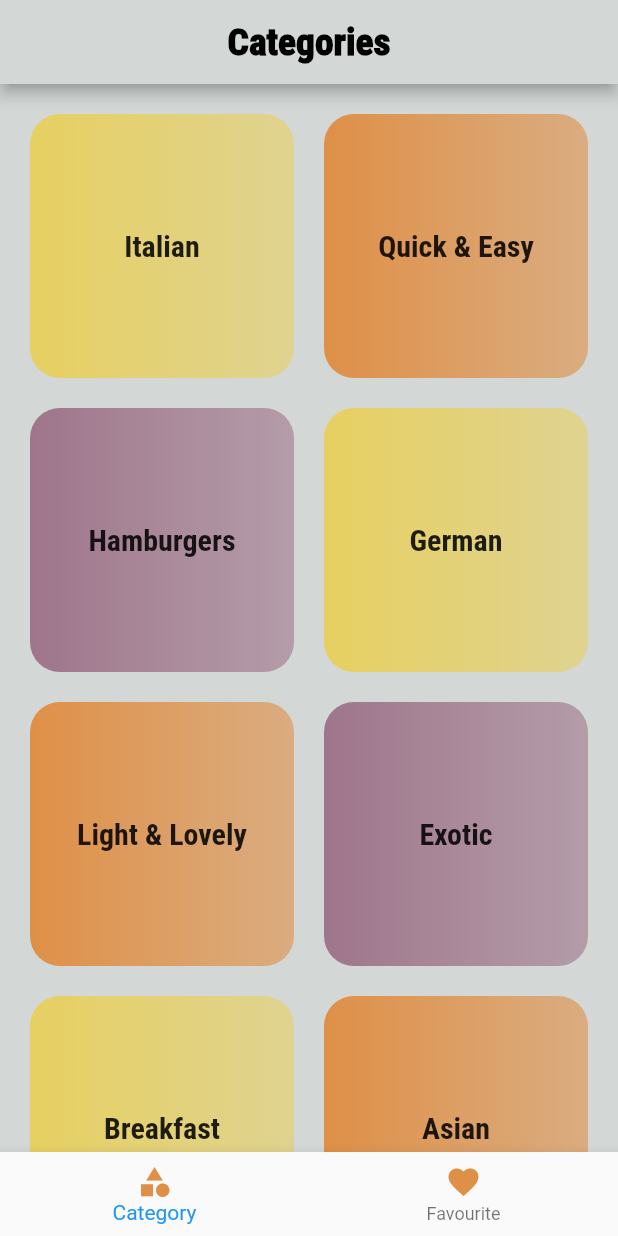
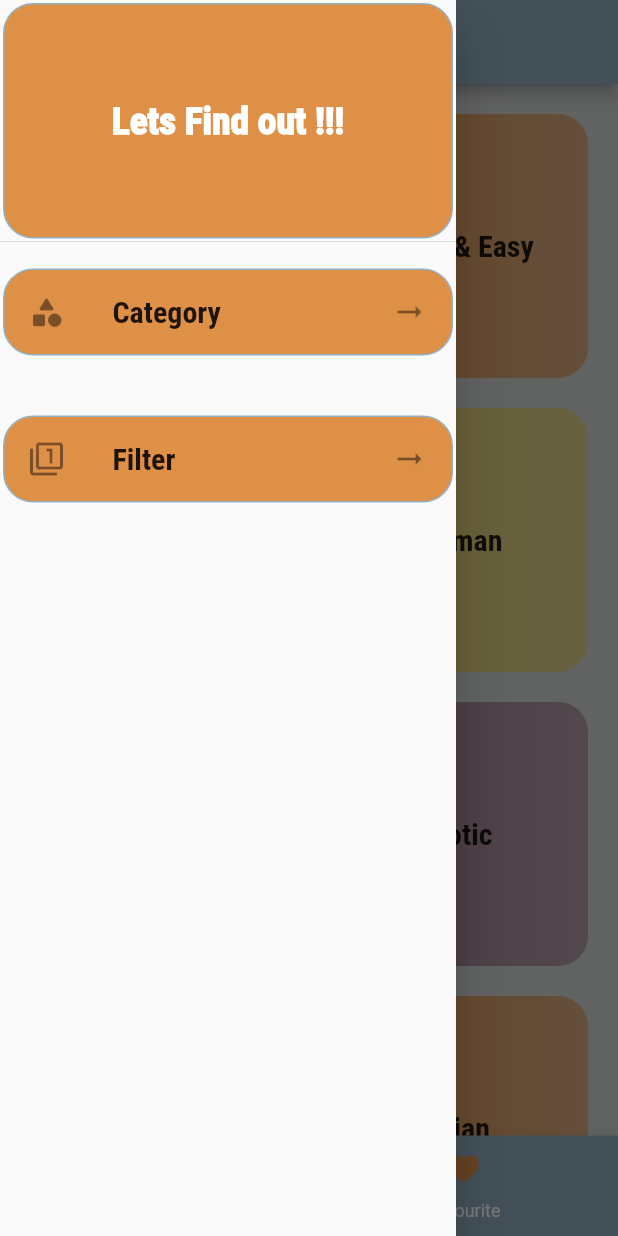
Before and after one commit to budda24/Meals-Sets-franek-, a Flutter app: the screen it shows after launch, with the side drawer open (before the commit the screen has no drawer), on a phone screen of 412 x 824 dp. Run offline on Flutter 3.47's test engine with Material 2 defaults, Android fonts, the phone set to English and light mode, and no system bars.

```diff
--- a/lib/consts/const.dart
+++ b/lib/consts/const.dart
@@ -8,8 +8,8 @@ const kBlueColor = Color(0xff93afc0);
 const kBlackColor = Colors.black;
 const kWhiteColor = Colors.white;
 
-const kTextMainTitle = TextStyle(fontFamily:'RobotoCondensed',fontSize: 25, fontWeight: FontWeight.w900, color: kBlackColor);
-const kTextSubTitle = TextStyle(fontFamily:'RobotoCondensed',fontSize: 20, fontWeight: FontWeight.w700);
+const kTextMainTitle = TextStyle(fontFamily:'RobotoCondensed',fontSize: 25, fontWeight: FontWeight.w900, color: kWhiteColor);
+const kTextSubTitle = TextStyle(fontFamily:'RobotoCondensed',fontSize: 20, fontWeight: FontWeight.w700,  );
 const kTextinParagraph= TextStyle(fontFamily:'Relaway',fontSize: 16);
 
 
--- a/lib/main.dart
+++ b/lib/main.dart
@@ -1,5 +1,6 @@
 
 import 'package:dishes_sets_franek/screens/categories_screen.dart';
+import 'package:dishes_sets_franek/screens/filter_screean.dart';
 import 'package:dishes_sets_franek/screens/meals_screen.dart';
 import 'package:dishes_sets_franek/consts/const.dart';
 import 'package:dishes_sets_franek/screens/meal_details_screen.dart';
@@ -26,6 +27,7 @@ class MyApp extends StatelessWidget {
         CategoriesScreen.id:(ctx)=> const CategoriesScreen(),
         MealScreen.id: (ctx) => const  MealScreen(),
         MealDetailsScreen.id: (ctx) =>  MealDetailsScreen(),
+        FilterScreean.id: (ctx) => const FilterScreean(),
 
       },
     );
--- a/lib/screens/categories_screen.dart
+++ b/lib/screens/categories_screen.dart
@@ -14,6 +14,14 @@ class CategoriesScreen extends StatelessWidget {
   Widget build(BuildContext context) {
     return Scaffold(
       backgroundColor: kMainColor,
+      /*appBar: AppBar(
+        backgroundColor: kBlueColor,
+        centerTitle: true,
+        title: const Text(
+          'Categories',
+          style: kTextMainTitle,
+        ),
+      ),*/
       body: GridView(
         padding: const EdgeInsets.all(20),
         gridDelegate: const SliverGridDelegateWithMaxCrossAxisExtent(
--- /dev/null
+++ b/lib/screens/drawer_screen.dart
@@ -0,0 +1,87 @@
+import 'package:dishes_sets_franek/consts/const.dart';
+import 'package:dishes_sets_franek/screens/categories_screen.dart';
+import 'package:flutter/material.dart';
+import 'package:flutter/widgets.dart';
+import 'filter_screean.dart';
+
+class DrawerWidget extends StatefulWidget {
+  const DrawerWidget({Key? key}) : super(key: key);
+
+  @override
+  _DrawerWidgetState createState() => _DrawerWidgetState();
+}
+
+class _DrawerWidgetState extends State<DrawerWidget> {
+  Widget drawerListTile(
+      {required String title,
+      required VoidCallback navigation,
+      required IconData icon}) {
+    return Container(
+      margin: EdgeInsets.symmetric(vertical: 10, horizontal: 2),
+      decoration: BoxDecoration(
+        color: kOrangeColor,
+        border: Border.all(
+          color: kBlueColor,
+        ),
+        borderRadius: const BorderRadius.all(
+          Radius.circular(20),
+        ),
+      ),
+      child: ListTile(
+        /*tileColor: kOrangeColor,*/
+        leading: Icon(icon),
+        title: Text(
+          title,
+          style: kTextSubTitle,
+        ),
+        trailing: const Icon(Icons.arrow_right_alt),
+        onTap: navigation,
+      ),
+    );
+  }
+
+  @override
+  Widget build(BuildContext context) {
+    return SafeArea(
+      child: Drawer(
+        child: Column(
+          children: [
+            DrawerHeader(
+              padding: EdgeInsets.all(2),
+              child: Container(
+                decoration: BoxDecoration(
+                    color: kOrangeColor,
+                    border: Border.all(
+                      color: kBlueColor,
+                    ),
+                    borderRadius: BorderRadius.all(Radius.circular(20))),
+                alignment: Alignment.center,
+                width: double.infinity,
+                child: Text(
+                  'Lets Find out !!!',
+                  style: kTextMainTitle,
+                ),
+              ),
+            ),
+            drawerListTile(
+                title: 'Category',
+                navigation: () {
+                  /*add push replacmet to avoid the memory leak by overbuilding the screen stack*/
+                  Navigator.pushReplacementNamed(context, CategoriesScreen.id);
+                },
+                icon: Icons.category_rounded),
+            const SizedBox(
+              height: 20,
+            ),
+            drawerListTile(
+                title: 'Filter',
+                navigation: () {
+                  Navigator.pushReplacementNamed(context, FilterScreean.id);
+                },
+                icon: Icons.filter_1_outlined),
+          ],
+        ),
+      ),
+    );
+  }
+}
--- a/lib/screens/favorite_screean.dart
+++ b/lib/screens/favorite_screean.dart
@@ -1,4 +1,6 @@
 import 'package:flutter/material.dart';
+
+import 'drawer_screen.dart';
 
 class FavouriteScreen extends StatelessWidget {
   const FavouriteScreen({Key? key}) : super(key: key);
@@ -7,7 +9,7 @@ class FavouriteScreen extends StatelessWidget {
   Widget build(BuildContext context) {
     return Scaffold(
       body: Container(
-        child: Text('favorite'),
+        child: const Text('favorite'),
       ),
     );
   }
--- a/lib/screens/tab_screen.dart
+++ b/lib/screens/tab_screen.dart
@@ -2,6 +2,7 @@ import 'package:dishes_sets_franek/consts/const.dart';
 import 'package:flutter/material.dart';
 
 import 'categories_screen.dart';
+import 'drawer_screen.dart';
 import 'favorite_screean.dart';
 
 class TabScreen extends StatefulWidget {
@@ -51,8 +52,9 @@ class _TabScreenState extends State<TabScreen> {
   @override
   Widget build(BuildContext context) {
     return Scaffold(
+      drawer: DrawerWidget(),
       appBar: AppBar(
-        backgroundColor: kMainColor,
+        backgroundColor: kBlueColor,
         centerTitle: true,
         title: Text(
           _routsList[selectedTab]['title'] as String,
@@ -61,6 +63,10 @@ class _TabScreenState extends State<TabScreen> {
       ),
       body: _routsList[selectedTab]['rout'] as Widget,
       bottomNavigationBar:BottomNavigationBar(
+        backgroundColor: kBlueColor,
+        selectedLabelStyle:kTextSubTitle,
+        selectedItemColor: kOrangeColor,
+        unselectedItemColor: kWhiteColor,
         items:_myTabs,
         currentIndex: selectedTab,
         onTap:selectTab,
```
Also changed, not shown: lib/screens/filter_screean.dart (added, +31 -0 lines), lib/screens/meal_details_screen.dart (+28 -8 lines), lib/screens/meals_screen.dart (+38 -9 lines), lib/widget/meal_item.dart (+26 -11 lines).
